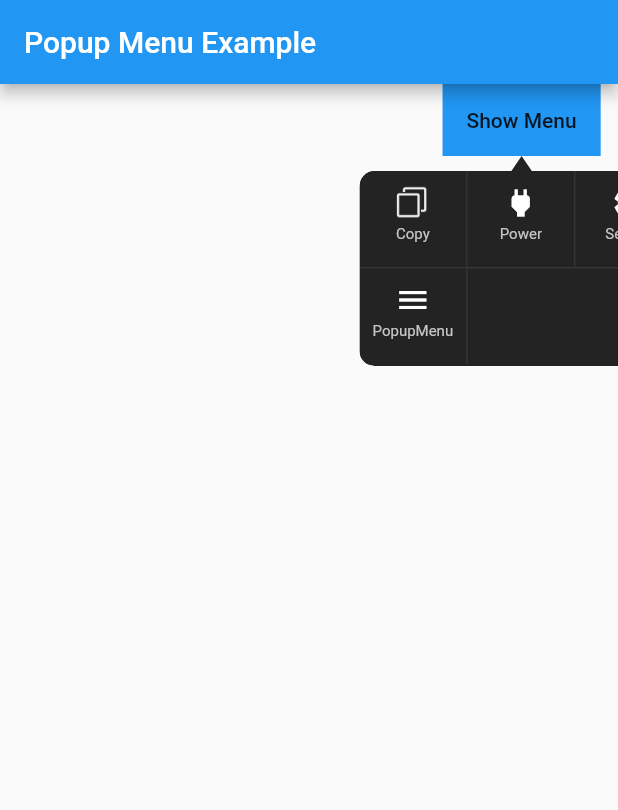
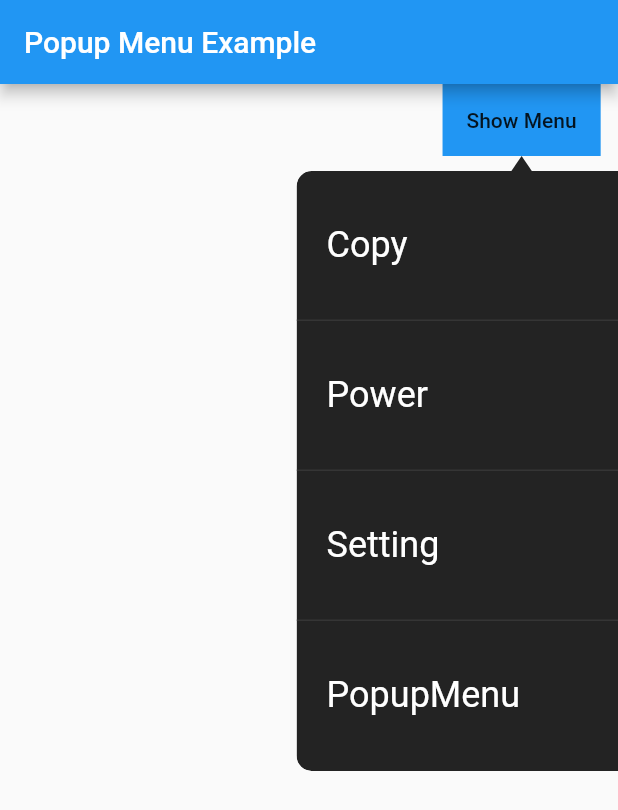
Before and after one commit to chinabrant/popup_menu, a Flutter app: the screen it shows after launch, after a tap on "Show Menu", on a phone screen of 412 x 824 dp. Shown: the top 810 px of the screen. Run offline on Flutter 3.47's test engine with Material 2 defaults, Android fonts, the phone set to English and light mode, and no system bars.

Commit message:
添加横向菜单

```diff
--- a/example/lib/main.dart
+++ b/example/lib/main.dart
@@ -1,6 +1,5 @@
 import 'package:flutter/material.dart';
 import 'package:popup_menu/popup_menu.dart';
-import 'package:popup_menu_example/gesture_demo.dart';
 
 void main() => runApp(MyApp());
 
@@ -134,10 +133,6 @@ class _MyHomePageState extends State<MyHomePage> {
   void onGesturesDemo() {
     menu.dismiss();
     return;
-    Navigator.push(
-      context,
-      MaterialPageRoute(builder: (context) => GestureDemo()),
-    );
   }
 
   void checkState(BuildContext context) {
@@ -150,9 +145,19 @@ class _MyHomePageState extends State<MyHomePage> {
     PopupMenu menu = PopupMenu(
         // backgroundColor: Colors.teal,
         // lineColor: Colors.tealAccent,
-        maxColumn: 3,
+        menuTheme: MenuTheme(
+            itemSize: Size(300, 100),
+            menuType: MenuType.oneLine,
+            arrowHeight: 10.0),
+        maxColumn: 1,
         items: [
-          MenuItem(title: 'Copy', image: Image.asset('assets/copy.png')),
+          MenuItem(
+              title: 'Copy',
+              image: Image.asset('assets/copy.png'),
+              textStyle: TextStyle(
+                color: Colors.white,
+                fontSize: 24,
+              )),
           // MenuItem(
           //     title: 'Home',
           //     // textStyle: TextStyle(fontSize: 10.0, color: Colors.tealAccent),
@@ -171,18 +176,30 @@ class _MyHomePageState extends State<MyHomePage> {
               image: Icon(
                 Icons.power,
                 color: Colors.white,
+              ),
+              textStyle: TextStyle(
+                color: Colors.white,
+                fontSize: 24,
               )),
           MenuItem(
               title: 'Setting',
               image: Icon(
                 Icons.settings,
                 color: Colors.white,
+              ),
+              textStyle: TextStyle(
+                color: Colors.white,
+                fontSize: 24,
               )),
           MenuItem(
               title: 'PopupMenu',
               image: Icon(
                 Icons.menu,
                 color: Colors.white,
+              ),
+              textStyle: TextStyle(
+                color: Colors.white,
+                fontSize: 24,
               ))
         ],
         onClickMenu: onClickMenu,
--- a/lib/popup_menu.dart
+++ b/lib/popup_menu.dart
@@ -9,8 +9,13 @@ import 'triangle_painter.dart';
 
 abstract class MenuItemProvider {
   String get menuTitle;
+
   Widget get menuImage;
+
+  Size get menuImageSize;
+
   TextStyle get menuTextStyle;
+
   TextAlign get menuTextAlign;
 }
 
@@ -20,8 +25,10 @@ class MenuItem extends MenuItemProvider {
   var userInfo; // 额外的菜单荐信息
   TextStyle textStyle;
   TextAlign textAlign;
+  Size imageSize;
 
-  MenuItem({this.title, this.image, this.userInfo, this.textStyle, this.textAlign});
+  MenuItem(
+      {this.title, this.image, this.userInfo, this.textStyle, this.textAlign,this.imageSize});
 
   @override
   Widget get menuImage => image;
@@ -34,8 +41,10 @@ class MenuItem extends MenuItemProvider {
       textStyle ?? TextStyle(color: Color(0xffc5c5c5), fontSize: 10.0);
 
   @override
-  TextAlign get menuTextAlign =>
-      textAlign ?? TextAlign.center;
+  TextAlign get menuTextAlign => textAlign ?? TextAlign.center;
+
+  @override
+  Size get menuImageSize => imageSize ?? Size(30.0,30.0);
 }
 
 enum MenuType { big, oneLine }
@@ -43,10 +52,11 @@ enum MenuType { big, oneLine }
 typedef MenuClickCallback = Function(MenuItemProvider item);
 typedef PopupMenuStateChanged = Function(bool isShow);
 
+const double defaultItemWidth = 72.0;
+const double defaultItemHeight = 65.0;
+const double defaultArrowHeight = 10.0;
+
 class PopupMenu {
-  static var itemWidth = 72.0;
-  static var itemHeight = 65.0;
-  static var arrowHeight = 10.0;
   OverlayEntry _entry;
   List<MenuItemProvider> items;
 
@@ -79,32 +89,41 @@ class PopupMenu {
   static BuildContext context;
 
   /// style
-  Color _backgroundColor;
-  Color _highlightColor;
-  Color _lineColor;
+  Color get _backgroundColor => menuTheme.backgroundColor;
+
+  Color get _highlightColor => menuTheme.highlightColor;
+
+  Color get _lineColor => menuTheme.lineColor;
+
+  MenuType get menuType => menuTheme.menuType;
+
+  double get arrowHeight => menuTheme.arrowHeight;
+
+  double get itemWidth => menuTheme.itemSize.width;
+
+  double get itemHeight => menuTheme.itemSize.height;
 
   /// It's showing or not.
   bool _isShow = false;
+
   bool get isShow => _isShow;
+
+  MenuTheme menuTheme;
 
   PopupMenu(
       {MenuClickCallback onClickMenu,
       BuildContext context,
       VoidCallback onDismiss,
       int maxColumn,
-      Color backgroundColor,
-      Color highlightColor,
-      Color lineColor,
+      MenuTheme menuTheme,
       PopupMenuStateChanged stateChanged,
       List<MenuItemProvider> items}) {
     this.onClickMenu = onClickMenu;
     this.dismissCallback = onDismiss;
     this.stateChanged = stateChanged;
     this.items = items;
+    this.menuTheme = menuTheme ?? MenuTheme();
     this._maxColumn = maxColumn ?? 4;
-    this._backgroundColor = backgroundColor ?? Color(0xff232323);
-    this._lineColor = lineColor ?? Color(0xff353535);
-    this._highlightColor = highlightColor ?? Color(0x55000000);
     if (context != null) {
       PopupMenu.context = context;
     }
@@ -118,7 +137,7 @@ class PopupMenu {
 
     this.items = items ?? this.items;
     this._showRect = rect ?? PopupMenu.getWidgetGlobalRect(widgetKey);
-    this._screenSize = window.physicalSize/window.devicePixelRatio;
+    this._screenSize = window.physicalSize / window.devicePixelRatio;
     this.dismissCallback = dismissCallback;
 
     _calculatePosition(PopupMenu.context);
@@ -126,7 +145,6 @@ class PopupMenu {
     _entry = OverlayEntry(builder: (context) {
       return buildPopupMenuLayout(_offset);
     });
-
 
     Overlay.of(PopupMenu.context).insert(_entry);
     _isShow = true;
@@ -149,14 +167,15 @@ class PopupMenu {
   }
 
   Offset _calculateOffset(BuildContext context) {
+    /// 中点
     double dx = _showRect.left + _showRect.width / 2.0 - menuWidth() / 2.0;
     if (dx < 10.0) {
       dx = 10.0;
     }
 
-    if(dx + menuWidth() > _screenSize.width && dx > 10.0) {
-      double tempDx = _screenSize.width- menuWidth() - 10;
-      if(tempDx > 10) dx = tempDx;
+    if (dx + menuWidth() > _screenSize.width && dx > 10.0) {
+      double tempDx = _screenSize.width - menuWidth() - 10;
+      if (tempDx > 10) dx = tempDx;
     }
 
     double dy = _showRect.top - menuHeight();
@@ -206,10 +225,13 @@ class PopupMenu {
               // triangle arrow
               Positioned(
                 left: _showRect.left + _showRect.width / 2.0 - 7.5,
-              top: _isDown ? offset.dy + menuHeight() : offset.dy - arrowHeight,
+                top: _isDown
+                    ? offset.dy + menuHeight()
+                    : offset.dy - arrowHeight,
                 child: CustomPaint(
                   size: Size(15.0, arrowHeight),
-                painter: TrianglePainter(isDown: _isDown, color: _backgroundColor),
+                  painter:
+                      TrianglePainter(isDown: _isDown, color: _backgroundColor),
                 ),
               ),
               // menu content
@@ -343,10 +365,7 @@ class PopupMenu {
         item: item,
         showLine: showLine,
         clickCallback: itemClicked,
-      lineColor: _lineColor,
-      backgroundColor: _backgroundColor,
-      highlightColor: _highlightColor,
-    );
+        menuTheme: menuTheme);
   }
 
   void itemClicked(MenuItemProvider item) {
@@ -377,21 +396,15 @@ class PopupMenu {
 
 class _MenuItemWidget extends StatefulWidget {
   final MenuItemProvider item;
+
   // 是否要显示右边的分隔线
   final bool showLine;
-  final Color lineColor;
-  final Color backgroundColor;
-  final Color highlightColor;
+  final MenuTheme menuTheme;
 
   final Function(MenuItemProvider item) clickCallback;
 
   _MenuItemWidget(
-      {this.item,
-      this.showLine = false,
-      this.clickCallback,
-      this.lineColor,
-      this.backgroundColor,
-      this.highlightColor});
+      {this.item, this.showLine = false, this.clickCallback, this.menuTheme});
 
   @override
   State<StatefulWidget> createState() {
@@ -400,29 +413,54 @@ class _MenuItemWidget extends StatefulWidget {
 }
 
 class _MenuItemWidgetState extends State<_MenuItemWidget> {
-  var highlightColor = Color(0x55000000);
-  var color = Color(0xff232323);
+  Color get highlightColor => widget.menuTheme.highlightColor;
+
+  Color get backgroundColor => widget.menuTheme.backgroundColor;
+
+  Color get lineColor => widget.menuTheme.lineColor;
+
+  MenuType get menuType => widget.menuTheme.menuType;
+
+  double get itemWidth => widget.menuTheme.itemSize.width;
+
+  double get itemHeight => widget.menuTheme.itemSize.height;
 
   @override
   void initState() {
-    color = widget.backgroundColor;
-    highlightColor = widget.highlightColor;
     super.initState();
   }
 
   @override
   Widget build(BuildContext context) {
+    Border border;
+    Widget child;
+    Color color;
+    switch (menuType) {
+      case MenuType.big:
+        border = Border(
+            right: BorderSide(
+                color: widget.showLine ? lineColor : Colors.transparent));
+        child = _createBigContent();
+        break;
+      case MenuType.oneLine:
+        border = Border(
+            bottom: BorderSide(
+                color: widget.showLine ? lineColor : Colors.transparent));
+        child = _createLineContent();
+        break;
+    }
+
     return GestureDetector(
       onTapDown: (details) {
         color = highlightColor;
         setState(() {});
       },
       onTapUp: (details) {
-        color = widget.backgroundColor;
+        color = backgroundColor;
         setState(() {});
       },
       onLongPressEnd: (details) {
-        color = widget.backgroundColor;
+        color = backgroundColor;
         setState(() {});
       },
       onTap: () {
@@ -431,44 +469,57 @@ class _MenuItemWidgetState extends State<_MenuItemWidget> {
         }
       },
       child: Container(
-          width: PopupMenu.itemWidth,
-          height: PopupMenu.itemHeight,
-          decoration: BoxDecoration(
-              color: color,
-              border: Border(
-                  right: BorderSide(
-                      color: widget.showLine
-                          ? widget.lineColor
-                          : Colors.transparent))),
-          child: _createContent()),
+          width: itemWidth,
+          height: itemHeight,
+          decoration: BoxDecoration(color: color, border: border),
+          child: child),
     );
   }
 
-  Widget _createContent() {
+  Widget _createBigContent() {
     if (widget.item.menuImage != null) {
       // image and text
+      return _createBigItem();
+    } else {
+      // only text
+      return _createText();
+    }
+  }
+
+  Widget _createLineContent() {
+    if (widget.item.menuImage != null) {
+      return _createLineItem();
+    } else {
+      return _createText();
+    }
+  }
+
+  Widget _createLineItem() {
+    return Padding(
+      padding: EdgeInsets.symmetric(horizontal: 20),
+      child: Row(children: <Widget>[
+        _createText(),
+        Spacer(),
+        widget.item.menuImage
+      ]),
+    );
+  }
+
+  Widget _createBigItem() {
     return Column(
       mainAxisAlignment: MainAxisAlignment.center,
       children: <Widget>[
         Container(
-            width: 30.0,
-            height: 30.0,
+          width: widget.item.menuImageSize.width,
+          height: widget.item.menuImageSize.height,
           child: widget.item.menuImage,
         ),
-          Container(
-            height: 22.0,
-            child: Material(
-              color: Colors.transparent,
-              child: Text(
-                widget.item.menuTitle,
-                style: widget.item.menuTextStyle,
-              ),
-            ),
-          )
+        _createText()
       ],
     );
-    } else {
-      // only text
+  }
+
+  Widget _createText() {
     return Container(
       child: Center(
         child: Material(
@@ -483,4 +534,20 @@ class _MenuItemWidgetState extends State<_MenuItemWidget> {
     );
   }
 }
+
+class MenuTheme {
+  final Size itemSize;
+  final Color highlightColor;
+  final Color backgroundColor;
+  final Color lineColor;
+  final MenuType menuType;
+  final double arrowHeight;
+
+  MenuTheme(
+      {this.arrowHeight = defaultArrowHeight,
+      this.itemSize = const Size(defaultItemWidth, defaultItemHeight),
+      this.highlightColor = const Color(0x55000000),
+      this.backgroundColor = const Color(0xff232323),
+      this.lineColor = const Color(0xff353535),
+      this.menuType = MenuType.big});
 }
```
Also changed, not shown: example/pubspec.lock, pubspec.lock. Lines whose indentation alone changed are shown as unchanged.
